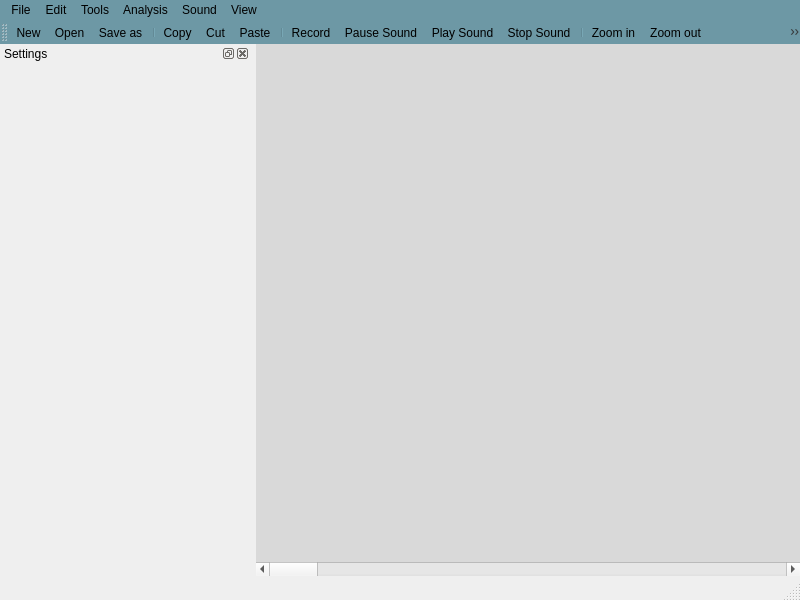
Above: Graphic_Interface/UI Files/MainWindow.ui from ECMora/SoundLab before the change. Below: the same form after it.
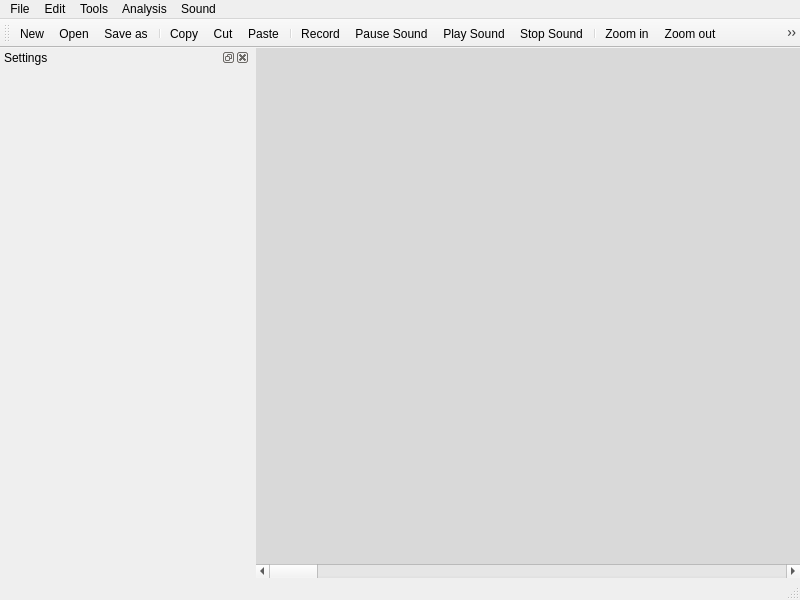
That is the form after the change. Icons and pictures are not drawn. Custom widgets are drawn as their Qt base class.

Patch:
```diff
--- a/Graphic_Interface/UI Files/MainWindow.ui
+++ b/Graphic_Interface/UI Files/MainWindow.ui
@@ -26,9 +26,7 @@
    <bool>false</bool>
   </property>
   <property name="styleSheet">
-   <string notr="true">font: 10pt &quot;Arial&quot;;
-color: rgb(0, 0, 0);
-padding:1%;</string>
+   <string notr="true"/>
   </property>
   <widget class="QWidget" name="centralwidget">
    <layout class="QVBoxLayout" name="verticalLayout_2">
@@ -66,16 +64,14 @@
      <x>0</x>
      <y>0</y>
      <width>800</width>
-     <height>24</height>
+     <height>21</height>
     </rect>
    </property>
    <property name="autoFillBackground">
     <bool>false</bool>
    </property>
    <property name="styleSheet">
-    <string notr="true">background-color:rgb(109, 152, 165);
-alternate-background-color: rgb(109, 152, 165);
-</string>
+    <string notr="true"/>
    </property>
    <widget class="QMenu" name="menuFile">
     <property name="autoFillBackground">
@@ -169,23 +165,11 @@
     <addaction name="actionPause_Sound"/>
     <addaction name="actionRecord"/>
    </widget>
-   <widget class="QMenu" name="menuView_2">
-    <property name="styleSheet">
-     <string notr="true">background-color: rgb(174, 200, 255);
-selection-background-color:rgb(170, 170, 255)</string>
-    </property>
-    <property name="title">
-     <string>View</string>
-    </property>
-    <addaction name="actionHighest_instant_frequency"/>
-    <addaction name="actionClear_Spectogram"/>
-   </widget>
    <addaction name="menuFile"/>
    <addaction name="menuEdit"/>
    <addaction name="menuTools"/>
    <addaction name="menuView"/>
    <addaction name="menuSound"/>
-   <addaction name="menuView_2"/>
   </widget>
   <widget class="QStatusBar" name="statusbar"/>
   <widget class="QDockWidget" name="dock_settings">
@@ -229,8 +213,7 @@
     <string>toolBar</string>
    </property>
    <property name="styleSheet">
-    <string notr="true">background-color:rgb(109, 152, 165);
-border-color: rgb(170, 170, 255);</string>
+    <string notr="true"/>
    </property>
    <attribute name="toolBarArea">
     <enum>TopToolBarArea</enum>
```
Left out of the diff: 38 changed lines with no effect on the pictures.
